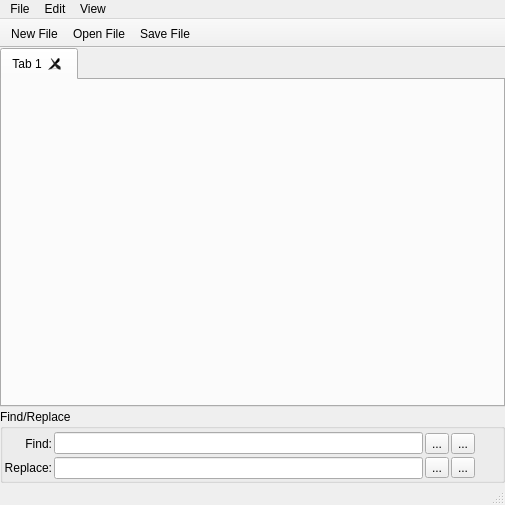
lumina-desktop/lumina, file src-qt5/desktop-utils/lumina-textedit/MainUI.ui: the form before one commit.
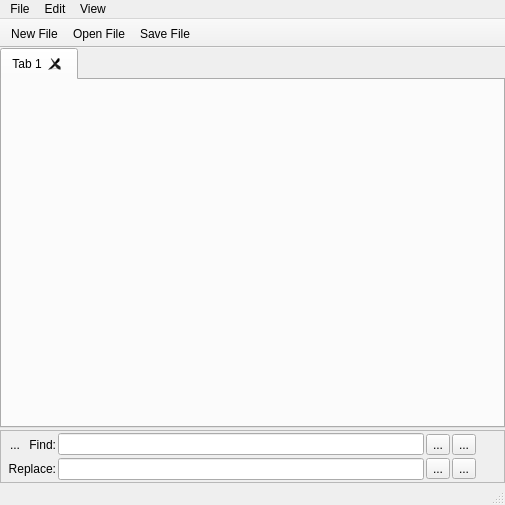
The form after the commit.

Commit message: Clean up the find/replace dialog a bit: 1) Add a "hide" button so it can be hidden with the mouse and not just the keyboard shortcut. 2) Streamline the dialog a bit so it takes less realestate

```diff
--- a/src-qt5/desktop-utils/lumina-textedit/MainUI.ui
+++ b/src-qt5/desktop-utils/lumina-textedit/MainUI.ui
@@ -49,33 +49,30 @@
      </widget>
     </item>
     <item>
-     <widget class="QGroupBox" name="groupReplace">
-      <property name="title">
-       <string>Find/Replace</string>
-      </property>
-      <property name="flat">
-       <bool>false</bool>
+     <widget class="QFrame" name="groupReplace">
+      <property name="frameShape">
+       <enum>QFrame::StyledPanel</enum>
       </property>
       <layout class="QGridLayout" name="gridLayout">
        <property name="leftMargin">
-        <number>1</number>
+        <number>2</number>
        </property>
        <property name="topMargin">
-        <number>3</number>
+        <number>2</number>
        </property>
        <property name="rightMargin">
-        <number>1</number>
+        <number>2</number>
        </property>
        <property name="bottomMargin">
-        <number>1</number>
+        <number>2</number>
        </property>
        <property name="spacing">
         <number>2</number>
        </property>
-       <item row="1" column="1">
+       <item row="2" column="1">
         <widget class="QLineEdit" name="line_replace"/>
        </item>
-       <item row="0" column="2">
+       <item row="1" column="2">
         <widget class="QToolButton" name="tool_find_prev">
          <property name="focusPolicy">
           <enum>Qt::NoFocus</enum>
@@ -88,17 +85,7 @@
          </property>
         </widget>
        </item>
-       <item row="0" column="0">
-        <widget class="QLabel" name="label">
-         <property name="text">
-          <string>Find:</string>
-         </property>
-         <property name="alignment">
-          <set>Qt::AlignRight|Qt::AlignTrailing|Qt::AlignVCenter</set>
-         </property>
-        </widget>
-       </item>
-       <item row="0" column="3">
+       <item row="1" column="3">
         <widget class="QToolButton" name="tool_find_next">
          <property name="focusPolicy">
           <enum>Qt::NoFocus</enum>
@@ -111,7 +98,7 @@
          </property>
         </widget>
        </item>
-       <item row="1" column="0">
+       <item row="2" column="0">
         <widget class="QLabel" name="label_2">
          <property name="text">
           <string>Replace:</string>
@@ -121,10 +108,10 @@
          </property>
         </widget>
        </item>
-       <item row="0" column="1">
+       <item row="1" column="1">
         <widget class="QLineEdit" name="line_find"/>
        </item>
-       <item row="0" column="4">
+       <item row="1" column="4">
         <widget class="QToolButton" name="tool_find_casesensitive">
          <property name="focusPolicy">
           <enum>Qt::NoFocus</enum>
@@ -149,7 +136,7 @@
          </property>
         </widget>
        </item>
-       <item row="1" column="2">
+       <item row="2" column="2">
         <widget class="QToolButton" name="tool_replace">
          <property name="focusPolicy">
           <enum>Qt::NoFocus</enum>
@@ -162,7 +149,7 @@
          </property>
         </widget>
        </item>
-       <item row="1" column="3">
+       <item row="2" column="3">
         <widget class="QToolButton" name="tool_replace_all">
          <property name="focusPolicy">
           <enum>Qt::NoFocus</enum>
@@ -175,6 +162,33 @@
          </property>
         </widget>
        </item>
+       <item row="1" column="0">
+        <layout class="QHBoxLayout" name="horizontalLayout">
+         <item>
+          <widget class="QToolButton" name="tool_hideReplaceGroup">
+           <property name="statusTip">
+            <string>Hide the find/replace options</string>
+           </property>
+           <property name="text">
+            <string>...</string>
+           </property>
+           <property name="autoRaise">
+            <bool>true</bool>
+           </property>
+          </widget>
+         </item>
+         <item>
+          <widget class="QLabel" name="label">
+           <property name="text">
+            <string>Find:</string>
+           </property>
+           <property name="alignment">
+            <set>Qt::AlignRight|Qt::AlignTrailing|Qt::AlignVCenter</set>
+           </property>
+          </widget>
+         </item>
+        </layout>
+       </item>
       </layout>
      </widget>
     </item>
```
Left out of the diff: 2 changed lines with no effect on the pictures. The commit also changes 1 other file.
